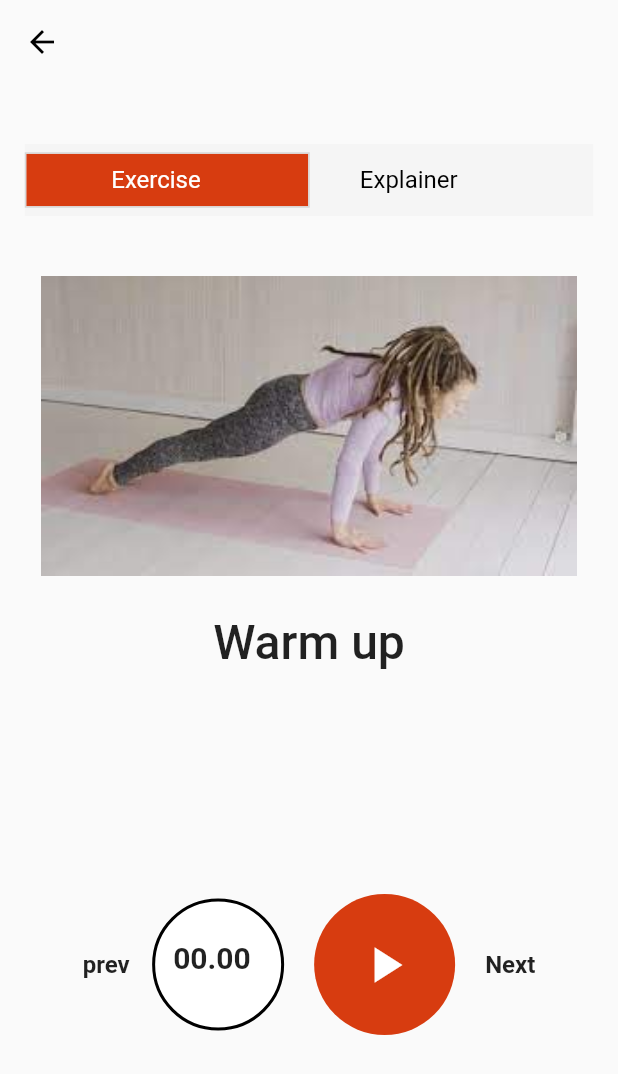
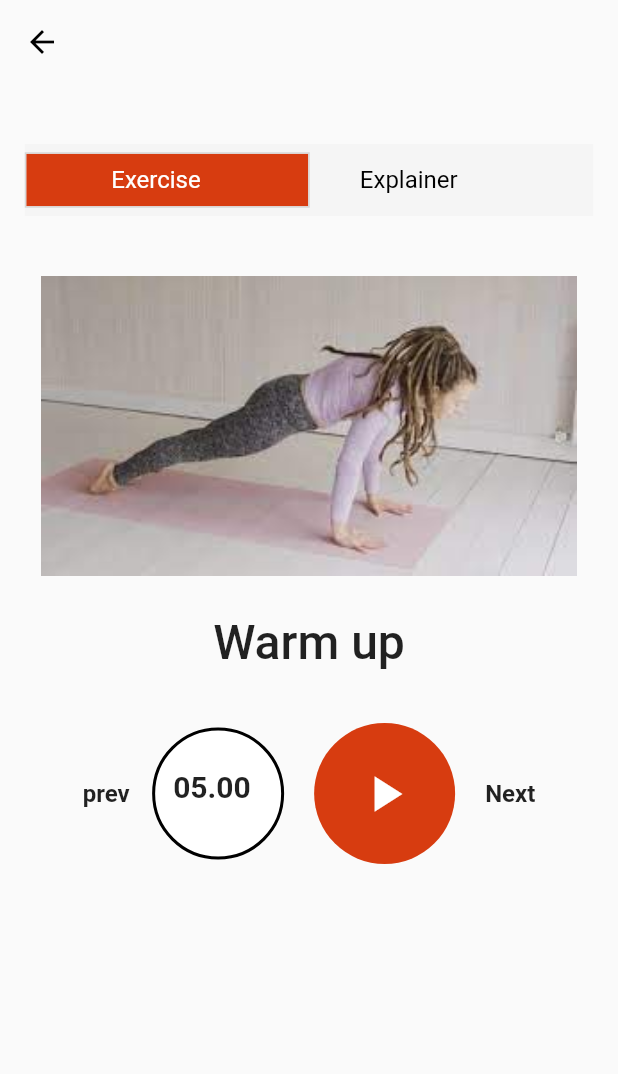
Before and after one commit to oluwajueda/getfitt, a Flutter app: the screen it shows after launch, on a phone screen of 412 x 824 dp. Shown: the top 1074 px of the screen. Run offline on Flutter 3.47's test engine with Material 2 defaults, Android fonts, the light colour scheme and no system bars; our stand-ins replace cloud_firestore, firebase_auth, firebase_core, percent_indicator, pinput, shared_preferences; accounts and stored records are empty.

Commit message:
working on first exercise screen

```diff
--- a/lib/screens/exercise-timer.dart
+++ b/lib/screens/exercise-timer.dart
@@ -18,19 +18,37 @@ class _ExerciseTimerState extends State<ExerciseTimer>
   late AnimationController controller;
 
   bool isPlaying = false;
+  bool showWidget = false;
 
+  String get countText {
+    Duration count = controller.duration! * controller.value;
+    return '${(count.inMinutes % 60).toString().padLeft(2, '0')}:${(count.inSeconds % 60).toString().padLeft(2, '0')}';
+  }
+
+  bool notBegin = true;
+  String initialTime = '05.00';
   @override
   void initState() {
     super.initState();
     controller = AnimationController(
       vsync: this,
-      duration: Duration(seconds: 18000),
+      duration: Duration(seconds: 300),
     );
   }
 
   @override
+  void dispose() {
+    controller.dispose();
+    super.dispose();
+  }
+
+  @override
   Widget build(BuildContext context) {
-    return Row(
+    return Column(
+      children: [
+        Padding(
+          padding: const EdgeInsets.fromLTRB(0, 20, 0, 10),
+          child: Row(
             mainAxisAlignment: MainAxisAlignment.center,
             children: [
               Text(
@@ -48,27 +66,131 @@ class _ExerciseTimerState extends State<ExerciseTimer>
                     color: Colors.white,
                     borderRadius: BorderRadius.circular(100)),
                 child: Padding(
-            padding: const EdgeInsets.symmetric(vertical: 26, horizontal: 12),
+                  padding:
+                      const EdgeInsets.symmetric(vertical: 26, horizontal: 12),
                   child: AnimatedBuilder(
                       animation: controller,
                       builder: (context, child) => Text(
-                      "00.00",
-                      style:
-                          TextStyle(fontSize: 20, fontWeight: FontWeight.bold),
+                            notBegin ? initialTime : countText,
+                            style: TextStyle(
+                                fontSize: 20, fontWeight: FontWeight.bold),
                           )),
                 ),
               ),
               SizedBox(
                 width: 15,
               ),
-        RoundedButton(icon: Icons.play_arrow),
+              GestureDetector(
+                  onTap: () {
+                    if (controller.isAnimating) {
+                      controller.stop();
+                      setState(() {
+                        isPlaying = false;
+                        notBegin = false;
+                        showWidget = true;
+                      });
+                    } else {
+                      controller.reverse(
+                          from: controller.value == 0 ? 1.0 : controller.value);
+                      setState(() {
+                        isPlaying = true;
+                        notBegin = false;
+                        showWidget = false;
+                      });
+                    }
+                  },
+                  child: RoundedButton(
+                      icon:
+                          isPlaying == true ? Icons.pause : Icons.play_arrow)),
               SizedBox(
                 width: 15,
               ),
               Text(
                 "Next",
                 style: TextStyle(fontWeight: FontWeight.w600, fontSize: 16),
+              ),
+            ],
+          ),
+        ),
+        SizedBox(
+          height: 30,
+        ),
+        showWidget
+            ? Row(
+                mainAxisAlignment: MainAxisAlignment.center,
+                children: [
+                  SizedBox(
+                    width: 80,
+                    child: ElevatedButton(
+                      onPressed: (() {
+                        controller.reset();
+                        setState(() {
+                          isPlaying = false;
+                        });
+                      }),
+                      style: ElevatedButton.styleFrom(
+                        backgroundColor: Colors.white,
+                        textStyle: TextStyle(color: Colors.black),
+                        shape: RoundedRectangleBorder(
+                            borderRadius: BorderRadius.circular(20),
+                            side: BorderSide(color: Colors.black)),
+                      ),
+                      child: Text(
+                        "Restart",
+                        style: TextStyle(color: Colors.black),
+                      ),
+                    ),
+                  ),
+                  SizedBox(
+                    width: 20,
+                  ),
+                  SizedBox(
+                    width: 60,
+                    child: ElevatedButton(
+                      onPressed: (() {}),
+                      style: ElevatedButton.styleFrom(
+                        backgroundColor: Colors.white,
+                        textStyle: TextStyle(color: Colors.black),
+                        shape: RoundedRectangleBorder(
+                            borderRadius: BorderRadius.circular(20),
+                            side: BorderSide(color: Colors.black)),
+                      ),
+                      child: Text(
+                        "Quit",
+                        style: TextStyle(color: Colors.black),
+                      ),
+                    ),
+                  ),
+                  SizedBox(
+                    width: 20,
+                  ),
+                  SizedBox(
+                    width: 80,
+                    child: ElevatedButton(
+                      onPressed: (() {
+                        controller.reverse(
+                            from:
+                                controller.value == 0 ? 1.0 : controller.value);
+                        setState(() {
+                          isPlaying = true;
+                        });
+                      }),
+                      style: ElevatedButton.styleFrom(
+                          backgroundColor: Colors.white,
+                          textStyle: TextStyle(color: Colors.black),
+                          shape: RoundedRectangleBorder(
+                              borderRadius: BorderRadius.circular(20),
+                              side: BorderSide(color: Colors.black)),
+                          padding: EdgeInsets.fromLTRB(5, 0, 5, 0)),
+                      child: Text(
+                        "Resume",
+                        style: TextStyle(color: Colors.black),
+                      ),
+                    ),
+                  ),
+                ],
               )
+            : SizedBox(),
       ],
     );
   }
```
Also changed, not shown: lib/screens/resting.dart (added). Lines whose indentation alone changed are shown as unchanged.
